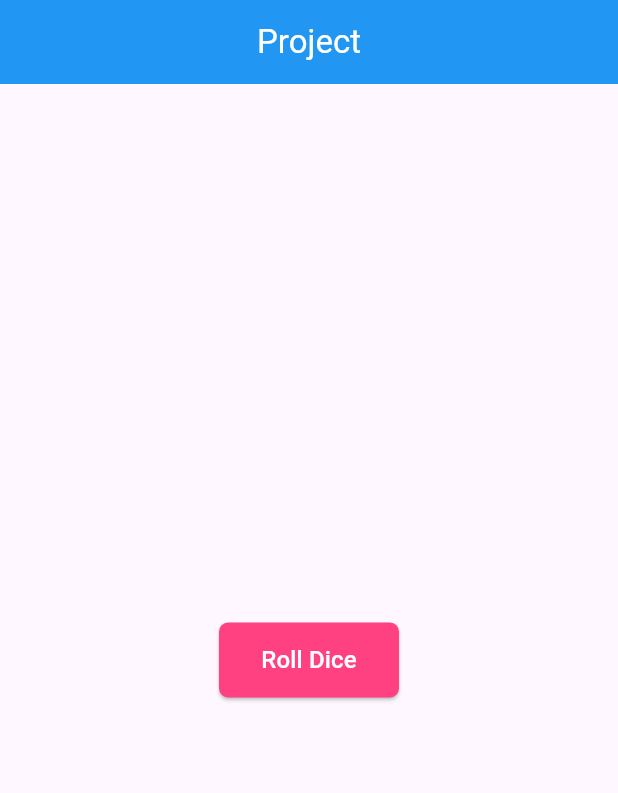
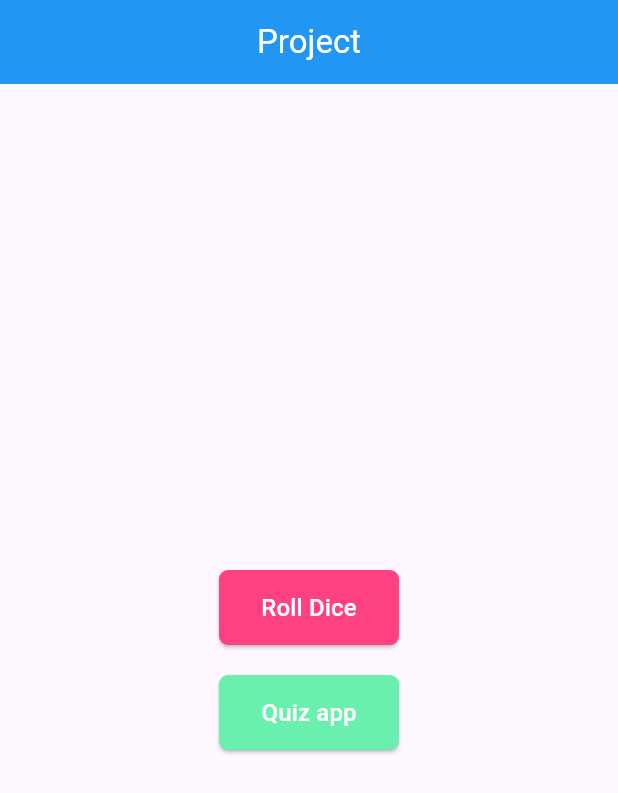
Before and after one commit to LloydieDev/flutter_execise, a Flutter app: the screen it shows after launch, on a phone screen of 412 x 824 dp. Shown: the top 793 px of the screen. Run offline on Flutter 3.47's test engine with Material 3 defaults, Android fonts, the phone set to English and light mode, and no system bars.

Commit message:
Added onboard QuizApp

```diff
--- a/lib/main.dart
+++ b/lib/main.dart
@@ -18,7 +18,7 @@ class MyApp extends StatelessWidget {
         colorScheme: ColorScheme.fromSeed(seedColor: Colors.deepPurple),
         useMaterial3: true,
       ),
-      home:  const HomePage(),
+      home:  const HomePage()
     );
   }
 }
--- a/lib/pages/home.dart
+++ b/lib/pages/home.dart
@@ -1,5 +1,6 @@
 import 'package:flutter/material.dart';
 import 'package:roll_device/Global%20Widget/global_app_bar.dart';
+import 'package:roll_device/QuizApp/quiz_app_onboard.dart';
 import 'package:roll_device/RollDice/roll_dice_home.dart';
 
 class HomePage extends StatefulWidget {
@@ -23,10 +24,11 @@ class _HomePageState extends State<HomePage> {
             Center(
               child: ElevatedButton(
                 onPressed: () {
-                    Navigator.push(
-              context,
-              MaterialPageRoute(builder: (context) => const RollDiceHome()),
-            );
+                  Navigator.push(
+                    context,
+                    MaterialPageRoute(
+                        builder: (context) => const RollDiceHome()),
+                  );
                 },
                 style: ElevatedButton.styleFrom(
                     shape: RoundedRectangleBorder(
@@ -40,6 +42,30 @@ class _HomePageState extends State<HomePage> {
                 ),
               ),
             ),
+            const SizedBox(
+              height: 20,
+            ),
+            Center(
+              child: ElevatedButton(
+                onPressed: () {
+                  Navigator.push(
+                    context,
+                    MaterialPageRoute(
+                        builder: (context) => const QuizAppOnBoard()),
+                  );
+                },
+                style: ElevatedButton.styleFrom(
+                    shape: RoundedRectangleBorder(
+                      borderRadius: BorderRadius.circular(6),
+                    ),
+                    fixedSize: const Size(120, 50),
+                    backgroundColor: Colors.greenAccent),
+                child: const Text(
+                  'Quiz app',
+                  style: TextStyle(color: Colors.white, fontSize: 16),
+                ),
+              ),
+            ),
           ],
         ));
   }
--- a/pubspec.yaml
+++ b/pubspec.yaml
@@ -61,6 +61,7 @@ flutter:
   # To add assets to your application, add an assets section, like this:
   assets:
     - lib/RollDice/image/
+    - lib/QuizApp/image/
 
   # An image asset can refer to one or more resolution-specific "variants", see
   # https://flutter.dev/assets-and-images/#resolution-aware
```
Also changed, not shown: lib/QuizApp/quiz_app_home.dart (+17 -0 lines), lib/QuizApp/quiz_app_onboard.dart (added, +17 -0 lines), lib/QuizApp/image/quiz-logo.png (added).
